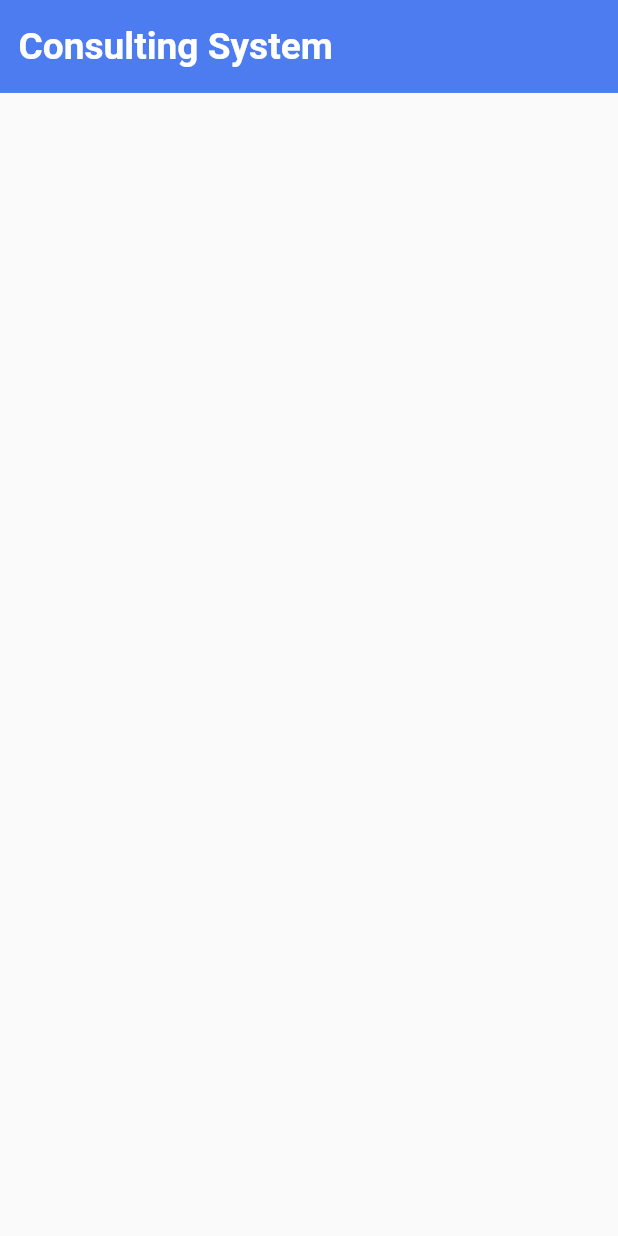
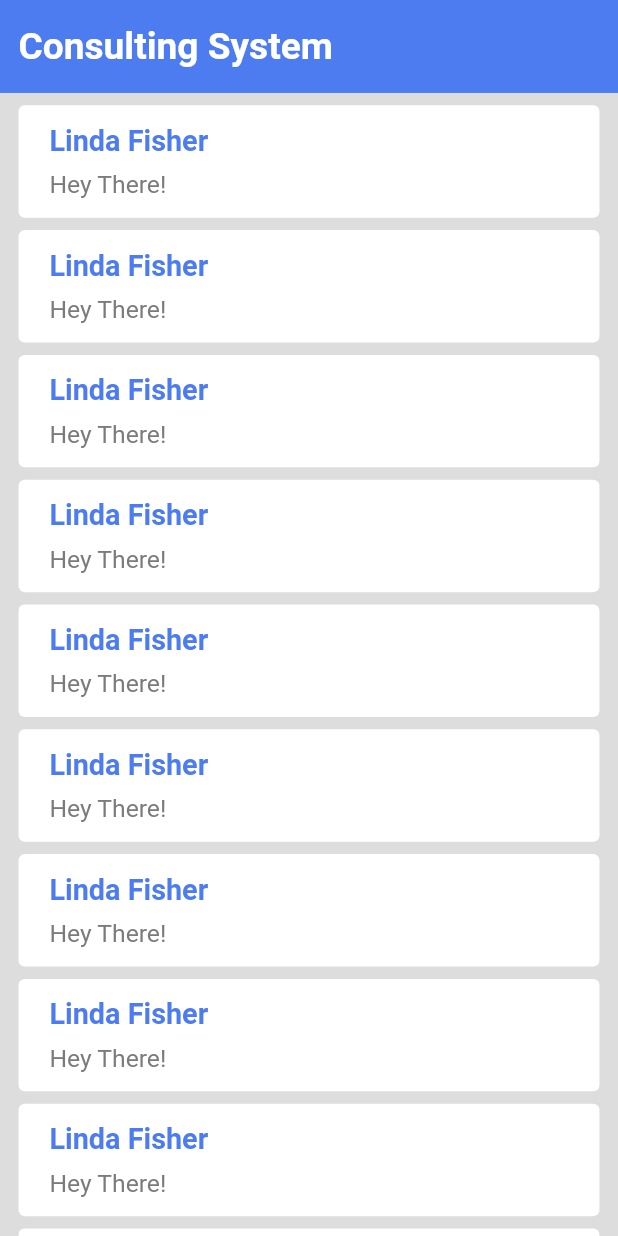
Before and after one commit to kasundularaam/consulting_system, a Flutter app: the HomePage screen opened by its route, on a phone screen of 412 x 824 dp. Run offline on Flutter 3.47's test engine with Material 2 defaults, Android fonts, the phone set to English and light mode, and no system bars; our stand-ins replace sizer.

Commit message:
Home, Chat Page Ui Done

```diff
--- a/lib/core/themes/app_colors.dart
+++ b/lib/core/themes/app_colors.dart
@@ -3,6 +3,7 @@ import 'package:flutter/material.dart';
 class AppColors {
   static const Color primaryColor = Color(0xFF4D7CF0);
   static const Color darkElv0 = Color(0xFF161A20);
-  static const Color lightColor = Color(0xFFFFFFFF);
+  static const Color lightElv0 = Color(0xFFFFFFFF);
+  static const Color lightElv1 = Color(0xFFDDDDDD);
   static const Color darkElv1 = Color(0xFF7B7B7B);
 }
--- a/lib/data/models/model.dart
+++ /dev/null
@@ -1,3 +0,0 @@
-// Dummy file
-
-class Model {}
--- a/lib/presentation/router/app_router.dart
+++ b/lib/presentation/router/app_router.dart
@@ -1,3 +1,4 @@
+import 'package:consulting_system/presentation/screens/chat_screen/chat_page.dart';
 import 'package:flutter/material.dart';
 
 import '../../core/exceptions/route_exception.dart';
@@ -11,6 +12,7 @@ class AppRouter {
   static const String homePage = '/homePage';
   static const String signUpPage = '/signUpPage';
   static const String logInPage = '/logInPage';
+  static const String chatPage = '/chatPage';
 
   const AppRouter._();
 
@@ -32,6 +34,10 @@ class AppRouter {
         return MaterialPageRoute(
           builder: (_) => const SignUpPage(),
         );
+      case chatPage:
+        return MaterialPageRoute(
+          builder: (_) => const ChatPage(),
+        );
 
       default:
         throw const RouteException('Route not found!');
--- a/lib/presentation/screens/auth/login_screen/login_page.dart
+++ b/lib/presentation/screens/auth/login_screen/login_page.dart
@@ -22,7 +22,7 @@ class _LoginPageState extends State<LoginPage> {
   @override
   Widget build(BuildContext context) {
     return Scaffold(
-      backgroundColor: AppColors.lightColor,
+      backgroundColor: AppColors.lightElv0,
       body: Padding(
         padding: EdgeInsets.symmetric(horizontal: 5.w),
         child: SafeArea(
--- a/lib/presentation/screens/auth/sign_up_screen/sign_up_page.dart
+++ b/lib/presentation/screens/auth/sign_up_screen/sign_up_page.dart
@@ -22,7 +22,7 @@ class _SignUpPageState extends State<SignUpPage> {
   @override
   Widget build(BuildContext context) {
     return Scaffold(
-      backgroundColor: AppColors.lightColor,
+      backgroundColor: AppColors.lightElv0,
       body: Padding(
         padding: EdgeInsets.symmetric(horizontal: 5.w),
         child: SafeArea(
--- a/lib/presentation/screens/auth/widgets/auth_button.dart
+++ b/lib/presentation/screens/auth/widgets/auth_button.dart
@@ -27,7 +27,7 @@ class AuthButton extends StatelessWidget {
         child: Text(
           text,
           style: TextStyle(
-            color: AppColors.lightColor,
+            color: AppColors.lightElv0,
             fontSize: 16.sp,
           ),
         ),
--- a/lib/presentation/screens/home_screen/home_page.dart
+++ b/lib/presentation/screens/home_screen/home_page.dart
@@ -1,4 +1,5 @@
 import 'package:consulting_system/core/themes/app_colors.dart';
+import 'package:consulting_system/presentation/screens/home_screen/widgets/chat_card.dart';
 import 'package:flutter/material.dart';
 import 'package:flutter/services.dart';
 import 'package:sizer/sizer.dart';
@@ -21,6 +22,7 @@ class _HomePageState extends State<HomePage> {
         statusBarIconBrightness: Brightness.light,
       ),
       child: Scaffold(
+        backgroundColor: AppColors.lightElv1,
         body: SafeArea(
           child: Column(
             children: [
@@ -32,13 +34,30 @@ class _HomePageState extends State<HomePage> {
                     Text(
                       Strings.appTitle,
                       style: TextStyle(
-                          color: AppColors.lightColor,
+                          color: AppColors.lightElv0,
                           fontSize: 18.sp,
                           fontWeight: FontWeight.bold),
                     ),
                   ],
                 ),
-              )
+              ),
+              Expanded(
+                child: ListView(
+                  physics: const BouncingScrollPhysics(),
+                  children: [
+                    SizedBox(
+                      height: 1.h,
+                    ),
+                    ListView.builder(
+                      itemCount: 10,
+                      shrinkWrap: true,
+                      physics: const BouncingScrollPhysics(),
+                      padding: EdgeInsets.symmetric(horizontal: 3.w),
+                      itemBuilder: (context, index) => ChatCard(),
+                    ),
+                  ],
+                ),
+              ),
             ],
           ),
         ),
--- /dev/null
+++ b/lib/presentation/screens/home_screen/widgets/chat_card.dart
@@ -0,0 +1,56 @@
+import 'package:consulting_system/core/themes/app_colors.dart';
+import 'package:consulting_system/presentation/router/app_router.dart';
+import 'package:flutter/material.dart';
+import 'package:sizer/sizer.dart';
+
+class ChatCard extends StatelessWidget {
+  const ChatCard({Key? key}) : super(key: key);
+
+  @override
+  Widget build(BuildContext context) {
+    return Column(
+      crossAxisAlignment: CrossAxisAlignment.start,
+      children: [
+        GestureDetector(
+          onTap: () => Navigator.pushNamed(context, AppRouter.chatPage),
+          child: Container(
+            padding: EdgeInsets.symmetric(horizontal: 5.w, vertical: 1.5.h),
+            decoration: BoxDecoration(
+              color: AppColors.lightElv0,
+              borderRadius: BorderRadius.circular(1.w),
+            ),
+            child: Row(
+              children: [
+                Column(
+                  crossAxisAlignment: CrossAxisAlignment.start,
+                  children: [
+                    Text(
+                      "Linda Fisher",
+                      style: TextStyle(
+                          color: AppColors.primaryColor,
+                          fontSize: 14.sp,
+                          fontWeight: FontWeight.bold),
+                    ),
+                    SizedBox(
+                      height: 1.h,
+                    ),
+                    Text(
+                      "Hey There!",
+                      style: TextStyle(
+                        color: AppColors.darkElv1,
+                        fontSize: 12.sp,
+                      ),
+                    ),
+                  ],
+                ),
+              ],
+            ),
+          ),
+        ),
+        SizedBox(
+          height: 1.h,
+        )
+      ],
+    );
+  }
+}
```
Also changed, not shown: lib/data/models/message.dart (added, +52 -0 lines), lib/presentation/screens/chat_screen/chat_page.dart (added, +140 -0 lines), lib/presentation/screens/chat_screen/widgets/message_card.dart (added, +40 -0 lines), lib/presentation/screens/home_screen/widgets/home_widget.dart (deleted, +0 -12 lines).
